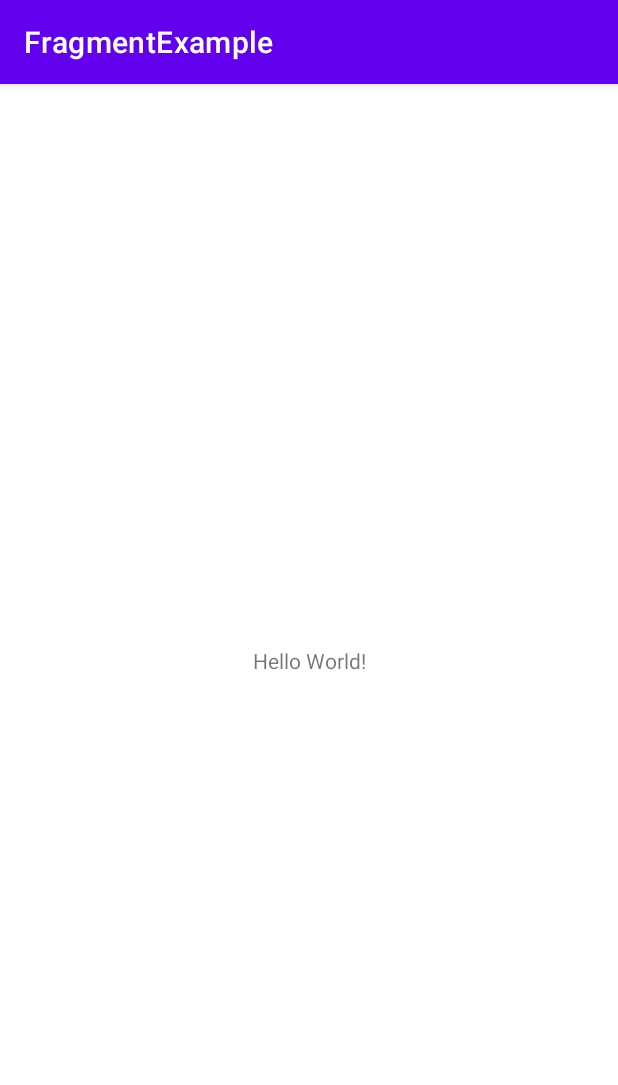
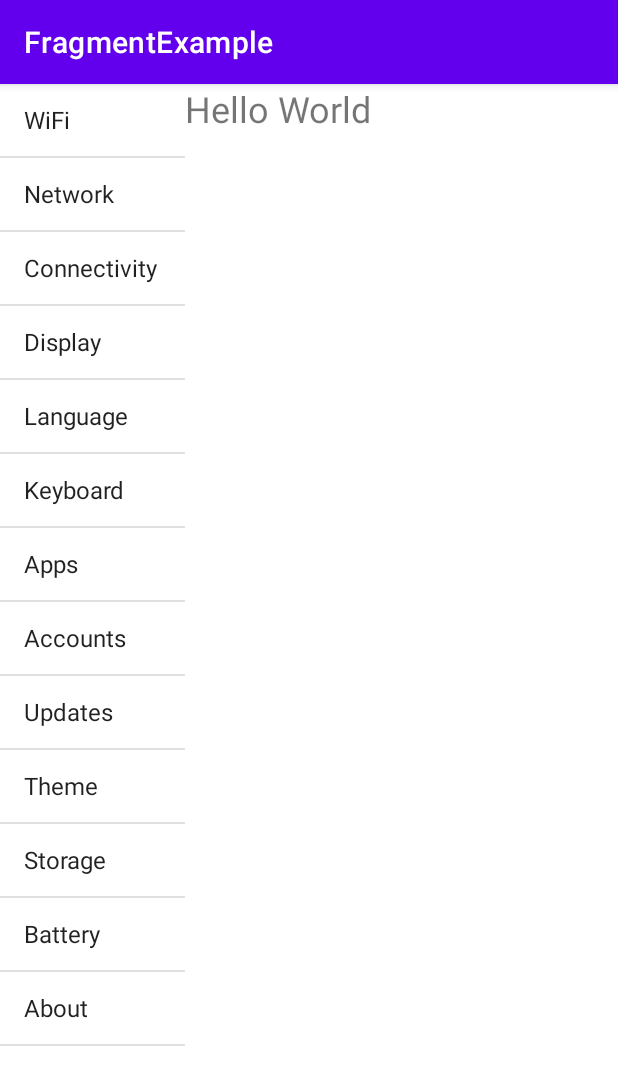
Before and after one commit to abdulwaheed-dev/MAD-Android-Kotlin, an Android app: the screen it shows after launch (MainActivity), on a phone screen of 412 x 824 dp. Shown: the top 1085 px of the screen. Run offline under Robolectric (Android 15) with nearby library versions, the phone set to English and light mode, and no system bars.

Commit message:
fragementExample-2fragments

```diff
--- a/FragmentExample/app/build.gradle
+++ b/FragmentExample/app/build.gradle
@@ -39,6 +39,7 @@ dependencies {
     implementation 'androidx.appcompat:appcompat:1.4.1'
     implementation 'com.google.android.material:material:1.5.0'
     implementation 'androidx.constraintlayout:constraintlayout:2.1.3'
+    implementation 'androidx.legacy:legacy-support-v4:1.0.0'
     testImplementation 'junit:junit:4.+'
     androidTestImplementation 'androidx.test.ext:junit:1.1.3'
     androidTestImplementation 'androidx.test.espresso:espresso-core:3.4.0'
--- /dev/null
+++ b/FragmentExample/app/src/main/java/com/example/fragmentexample/detailsFragment.kt
@@ -0,0 +1,37 @@
+package com.example.fragmentexample
+
+import android.os.Bundle
+import androidx.fragment.app.Fragment
+import android.view.LayoutInflater
+import android.view.View
+import android.view.ViewGroup
+
+// TODO: Rename parameter arguments, choose names that match
+// the fragment initialization parameters, e.g. ARG_ITEM_NUMBER
+private const val ARG_PARAM1 = "param1"
+private const val ARG_PARAM2 = "param2"
+
+/**
+ * A simple [Fragment] subclass.
+ * Use the [detailsFragment.newInstance] factory method to
+ * create an instance of this fragment.
+ */
+class detailsFragment : Fragment() {
+    // TODO: Rename and change types of parameters
+    private var param1: String? = null
+    private var param2: String? = null
+
+    override fun onCreate(savedInstanceState: Bundle?) {
+        super.onCreate(savedInstanceState)
+
+    }
+
+    override fun onCreateView(
+        inflater: LayoutInflater, container: ViewGroup?,
+        savedInstanceState: Bundle?
+    ): View? {
+        // Inflate the layout for this fragment
+        return inflater.inflate(R.layout.fragment_details, container, false)
+    }
+
+}
--- /dev/null
+++ b/FragmentExample/app/src/main/java/com/example/fragmentexample/listFragment.kt
@@ -0,0 +1,31 @@
+package com.example.fragmentexample
+
+import android.os.Bundle
+import androidx.fragment.app.Fragment
+import android.view.LayoutInflater
+import android.view.View
+import android.view.ViewGroup
+import android.widget.ListView
+
+class listFragment : Fragment() {
+    // TODO: Rename and change types of parameters
+    private var param1: String? = null
+    private var param2: String? = null
+
+
+    override fun onCreate(savedInstanceState: Bundle?) {
+        super.onCreate(savedInstanceState)
+
+    }
+
+    override fun onCreateView(
+        inflater: LayoutInflater, container: ViewGroup?,
+        savedInstanceState: Bundle?
+    ): View? {
+
+        // Inflate the layout for this fragment
+        return inflater.inflate(R.layout.fragment_list, container, false)
+
+    }
+
+}
--- a/FragmentExample/app/src/main/res/layout/activity_main.xml
+++ b/FragmentExample/app/src/main/res/layout/activity_main.xml
@@ -1,18 +1,27 @@
 <?xml version="1.0" encoding="utf-8"?>
-<androidx.constraintlayout.widget.ConstraintLayout xmlns:android="http://schemas.android.com/apk/res/android"
+<LinearLayout xmlns:android="http://schemas.android.com/apk/res/android"
     xmlns:app="http://schemas.android.com/apk/res-auto"
     xmlns:tools="http://schemas.android.com/tools"
     android:layout_width="match_parent"
     android:layout_height="match_parent"
+    android:orientation="horizontal"
     tools:context=".MainActivity">
 
-    <TextView
-        android:layout_width="wrap_content"
-        android:layout_height="wrap_content"
-        android:text="Hello World!"
-        app:layout_constraintBottom_toBottomOf="parent"
-        app:layout_constraintLeft_toLeftOf="parent"
-        app:layout_constraintRight_toRightOf="parent"
-        app:layout_constraintTop_toTopOf="parent" />
+    <fragment
+        android:id="@+id/listFragment"
+        android:name="com.example.fragmentexample.listFragment"
+        android:layout_width="0dp"
+        android:layout_height="match_parent"
+        android:layout_weight="0.3"
+        tools:layout="@layout/fragment_list"/>
 
-</androidx.constraintlayout.widget.ConstraintLayout>
+    <fragment
+        android:id="@+id/detailsFragment"
+        android:name="com.example.fragmentexample.detailsFragment"
+        android:layout_width="0dp"
+        android:layout_height="match_parent"
+        android:layout_weight="0.7"
+        tools:layout="@layout/fragment_details"
+        />
+
+</LinearLayout>
--- /dev/null
+++ b/FragmentExample/app/src/main/res/layout/fragment_details.xml
@@ -0,0 +1,14 @@
+<?xml version="1.0" encoding="utf-8"?>
+<FrameLayout xmlns:android="http://schemas.android.com/apk/res/android"
+    xmlns:tools="http://schemas.android.com/tools"
+    android:layout_width="match_parent"
+    android:layout_height="match_parent"
+    tools:context=".detailsFragment">
+
+    <TextView
+        android:id="@+id/textView"
+        android:layout_width="wrap_content"
+        android:layout_height="72dp"
+        android:text="Hello World"
+        android:textSize="24sp" />
+</FrameLayout>
--- /dev/null
+++ b/FragmentExample/app/src/main/res/layout/fragment_list.xml
@@ -0,0 +1,13 @@
+<?xml version="1.0" encoding="utf-8"?>
+<FrameLayout xmlns:android="http://schemas.android.com/apk/res/android"
+    xmlns:tools="http://schemas.android.com/tools"
+    android:layout_width="match_parent"
+    android:layout_height="match_parent"
+    tools:context=".listFragment">
+
+    <ListView
+        android:id="@+id/listView"
+        android:layout_width="match_parent"
+        android:layout_height="match_parent"
+        android:entries="@array/settings" />
+</FrameLayout>
--- a/FragmentExample/app/src/main/res/values/strings.xml
+++ b/FragmentExample/app/src/main/res/values/strings.xml
@@ -1,3 +1,20 @@
 <resources>
     <string name="app_name">FragmentExample</string>
+    <!-- TODO: Remove or change this placeholder text -->
+    <string name="hello_blank_fragment">Hello blank fragment</string>
+    <string-array name="settings">
+        <item>WiFi</item>
+        <item>Network</item>
+        <item>Connectivity</item>
+        <item>Display</item>
+        <item>Language</item>
+        <item>Keyboard</item>
+        <item>Apps</item>
+        <item>Accounts</item>
+        <item>Updates</item>
+        <item>Theme</item>
+        <item>Storage</item>
+        <item>Battery</item>
+        <item>About</item>
+    </string-array>
 </resources>
```
